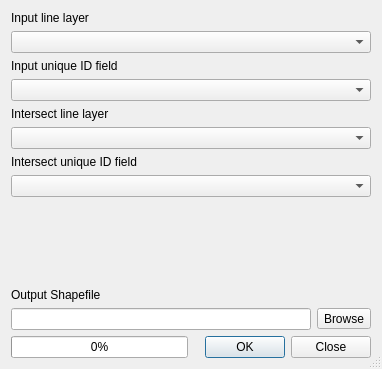
The window that python/plugins/fTools/tools/frmIntersectLines.ui (qgis/QGIS) describes before a commit, drawn with Qt 5.
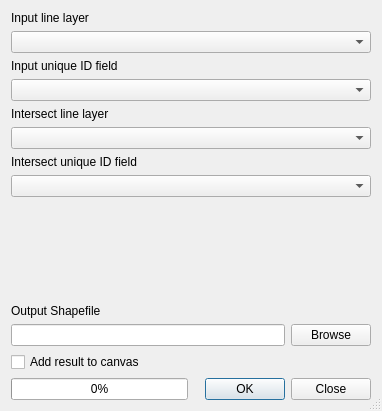
The same window after the commit.

Commit message: [fTools] homogenize UI (contributed by Salvatore Larosa)

```diff
--- a/python/plugins/fTools/tools/frmIntersectLines.ui
+++ b/python/plugins/fTools/tools/frmIntersectLines.ui
@@ -4,12 +4,12 @@
   <property name="windowModality" >
    <enum>Qt::NonModal</enum>
   </property>
-  <property name="geometry" >
+  <property name="geometry">
    <rect>
     <x>0</x>
     <y>0</y>
     <width>382</width>
-    <height>369</height>
+    <height>411</height>
    </rect>
   </property>
   <property name="windowTitle" >
@@ -18,9 +18,9 @@
   <property name="sizeGripEnabled" >
    <bool>true</bool>
   </property>
-  <layout class="QGridLayout" name="gridLayout" >
-   <item row="0" column="0" colspan="2" >
-    <layout class="QVBoxLayout" >
+  <layout class="QGridLayout" name="gridLayout">
+   <item row="0" column="0">
+    <layout class="QVBoxLayout">
      <item>
       <widget class="QLabel" name="label_4" >
        <property name="text" >
@@ -33,8 +33,8 @@
      </item>
     </layout>
    </item>
-   <item row="1" column="0" colspan="2" >
-    <layout class="QVBoxLayout" >
+   <item row="1" column="0">
+    <layout class="QVBoxLayout">
      <item>
       <widget class="QLabel" name="label_6" >
        <property name="text" >
@@ -47,8 +47,8 @@
      </item>
     </layout>
    </item>
-   <item row="2" column="0" colspan="2" >
-    <layout class="QVBoxLayout" >
+   <item row="2" column="0">
+    <layout class="QVBoxLayout">
      <item>
       <widget class="QLabel" name="label_3" >
        <property name="text" >
@@ -61,8 +61,8 @@
      </item>
     </layout>
    </item>
-   <item row="3" column="0" colspan="2" >
-    <layout class="QVBoxLayout" >
+   <item row="3" column="0">
+    <layout class="QVBoxLayout">
      <item>
       <widget class="QLabel" name="label_5" >
        <property name="text" >
@@ -75,7 +75,7 @@
      </item>
     </layout>
    </item>
-   <item row="4" column="0" colspan="2" >
+   <item row="4" column="0">
     <spacer>
      <property name="orientation" >
       <enum>Qt::Vertical</enum>
@@ -88,8 +88,8 @@
      </property>
     </spacer>
    </item>
-   <item row="5" column="0" colspan="2" >
-    <layout class="QVBoxLayout" >
+   <item row="5" column="0">
+    <layout class="QVBoxLayout">
      <item>
       <widget class="QLabel" name="label_2" >
        <property name="text" >
@@ -107,8 +107,8 @@
         </widget>
        </item>
        <item>
-        <widget class="QToolButton" name="toolOut" >
-         <property name="text" >
+        <widget class="QPushButton" name="toolOut">
+         <property name="text">
           <string>Browse</string>
          </property>
         </widget>
@@ -117,28 +117,39 @@
      </item>
     </layout>
    </item>
-   <item row="6" column="0" >
-    <widget class="QProgressBar" name="progressBar" >
-     <property name="value" >
-      <number>0</number>
-     </property>
-     <property name="alignment" >
-      <set>Qt::AlignCenter</set>
-     </property>
-     <property name="textVisible" >
-      <bool>true</bool>
+   <item row="6" column="0">
+    <widget class="QCheckBox" name="addToCanvasCheck">
+     <property name="text">
+      <string>Add result to canvas</string>
      </property>
     </widget>
    </item>
-   <item row="6" column="1" >
-    <widget class="QDialogButtonBox" name="buttonBox_2" >
-     <property name="orientation" >
-      <enum>Qt::Horizontal</enum>
-     </property>
-     <property name="standardButtons" >
-      <set>QDialogButtonBox::Close|QDialogButtonBox::Ok</set>
-     </property>
-    </widget>
+   <item row="7" column="0">
+    <layout class="QHBoxLayout" name="horizontalLayout">
+     <item>
+      <widget class="QProgressBar" name="progressBar">
+       <property name="value">
+        <number>0</number>
+       </property>
+       <property name="alignment">
+        <set>Qt::AlignCenter</set>
+       </property>
+       <property name="textVisible">
+        <bool>true</bool>
+       </property>
+      </widget>
+     </item>
+     <item>
+      <widget class="QDialogButtonBox" name="buttonBox_2">
+       <property name="orientation">
+        <enum>Qt::Horizontal</enum>
+       </property>
+       <property name="standardButtons">
+        <set>QDialogButtonBox::Close|QDialogButtonBox::Ok</set>
+       </property>
+      </widget>
+     </item>
+    </layout>
    </item>
   </layout>
  </widget>
```
Left out of the diff: 57 changed lines with no effect on the pictures. The commit also changes 26 other files.
